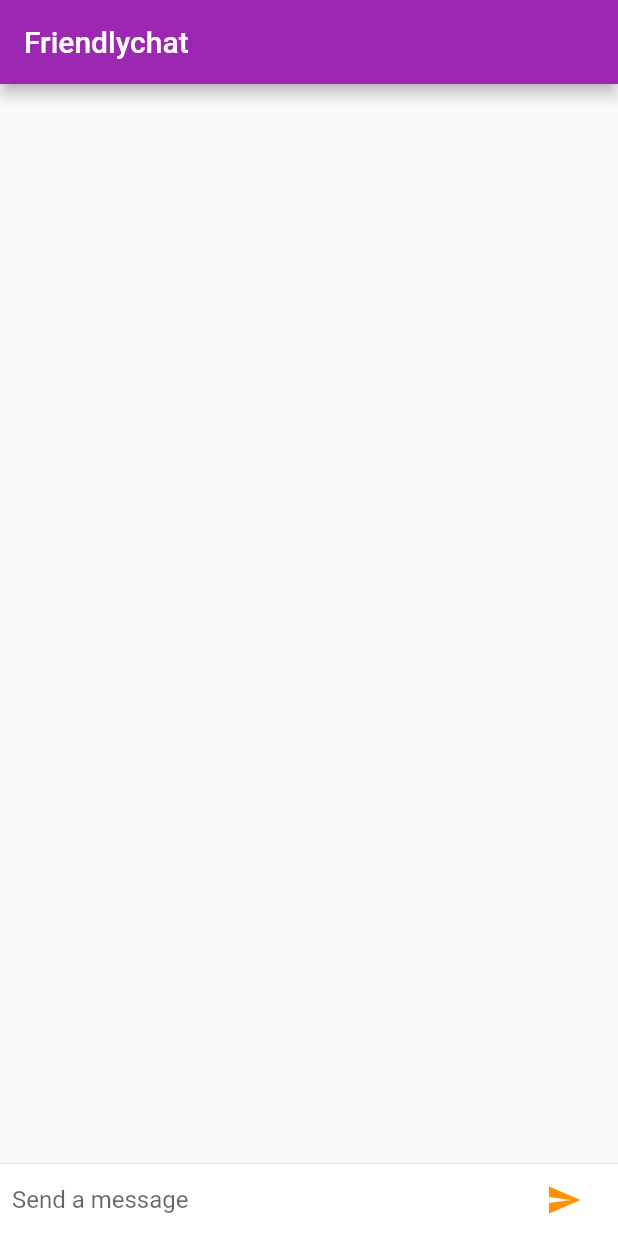
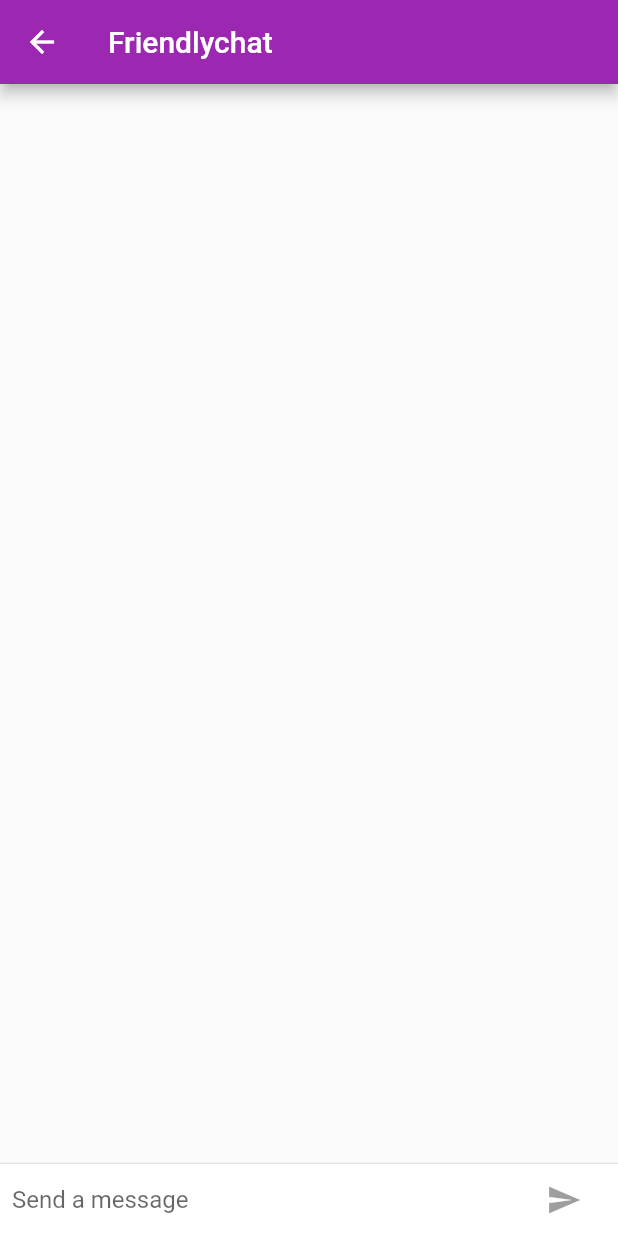
Before and after one commit to adwd/friendly_chat, a Flutter app: the screen it shows after launch, after a tap on the "send" icon, on a phone screen of 412 x 824 dp. Run offline on Flutter 3.47's test engine with Material 2 defaults, Android fonts, the phone set to English and light mode, and no system bars.

```diff
--- a/lib/chat_screen.dart
+++ b/lib/chat_screen.dart
@@ -111,8 +111,8 @@ class ChatScreenState extends State<ChatScreen> with TickerProviderStateMixin {
                       : new IconButton(
                           // 自動でdisabledColorになるらしいけどならない :innocent:
                           icon: new Icon(Icons.send),
-                          onPressed: () => _isComposing
-                              ? _handleSubmitted(_textController.text)
+                          onPressed: _isComposing
+                              ? () => _handleSubmitted(_textController.text)
                               : null))
             ],
           )),
--- /dev/null
+++ b/lib/home.dart
@@ -0,0 +1,24 @@
+import 'package:flutter/material.dart';
+import 'package:flutter/foundation.dart';
+import 'package:flutter/cupertino.dart';
+
+class Home extends StatelessWidget {
+  @override
+  Widget build(BuildContext context) {
+    return new Scaffold(
+        body: new Column(
+      mainAxisAlignment: MainAxisAlignment.center,
+      crossAxisAlignment: CrossAxisAlignment.center,
+      children: <Widget>[
+        new Text("home"),
+        Theme.of(context).platform == TargetPlatform.iOS
+            ? new CupertinoButton(
+                child: new Text("Chat"),
+                onPressed: () => Navigator.of(context).pushNamed('/chat'))
+            : new IconButton(
+                icon: new Icon(Icons.send),
+                onPressed: () => Navigator.of(context).pushNamed('/chat'))
+      ],
+    ));
+  }
+}
--- a/lib/main.dart
+++ b/lib/main.dart
@@ -2,6 +2,7 @@ import 'package:flutter/material.dart';
 import 'package:flutter/foundation.dart';
 
 import 'chat_screen.dart';
+import 'home.dart';
 
 void main() {
   runApp(new FriendlychatApp());
@@ -15,7 +16,10 @@ class FriendlychatApp extends StatelessWidget {
       theme: defaultTargetPlatform == TargetPlatform.iOS
           ? kIOSTheme
           : kDefaultTheme,
-      home: new ChatScreen(),
+      home: new Home(),
+      routes: <String, WidgetBuilder>{
+        '/chat': (BuildContext context) => new ChatScreen(),
+      },
     );
   }
 }
```
Also changed, not shown: 6 other files.
